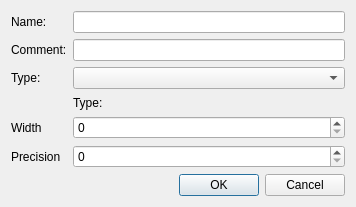
The window that qgis/src/ui/qgsaddattrdialogbase.ui (sourcepole/qgis) describes before a commit, drawn with Qt 5.
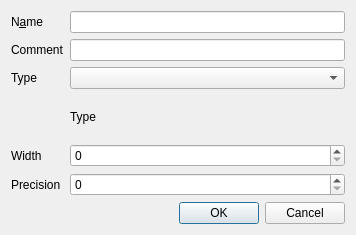
The same window after the commit.

Diff of the .ui file:
```diff
--- a/qgis/src/ui/qgsaddattrdialogbase.ui
+++ b/qgis/src/ui/qgsaddattrdialogbase.ui
@@ -7,7 +7,7 @@
     <x>0</x>
     <y>0</y>
     <width>356</width>
-    <height>207</height>
+    <height>235</height>
    </rect>
   </property>
   <property name="windowTitle">
@@ -20,7 +20,7 @@
    <item row="0" column="0">
     <widget class="QLabel" name="textLabel1">
      <property name="text">
-      <string>Name:</string>
+      <string>N&amp;ame</string>
      </property>
      <property name="buddy">
       <cstring>mNameEdit</cstring>
@@ -33,7 +33,7 @@
    <item row="1" column="0">
     <widget class="QLabel" name="textLabel1_2">
      <property name="text">
-      <string>Comment:</string>
+      <string>Comment</string>
      </property>
      <property name="buddy">
       <cstring>mCommentEdit</cstring>
@@ -46,7 +46,7 @@
    <item row="2" column="0">
     <widget class="QLabel" name="textLabel2">
      <property name="text">
-      <string>Type:</string>
+      <string>Type</string>
      </property>
      <property name="buddy">
       <cstring>mTypeBox</cstring>
@@ -59,7 +59,7 @@
    <item row="3" column="1">
     <widget class="QLabel" name="mTypeName">
      <property name="text">
-      <string>Type:</string>
+      <string>Type</string>
      </property>
      <property name="buddy">
       <cstring>mTypeBox</cstring>
```
Left out of the diff: 12 changed lines with no effect on the pictures.
